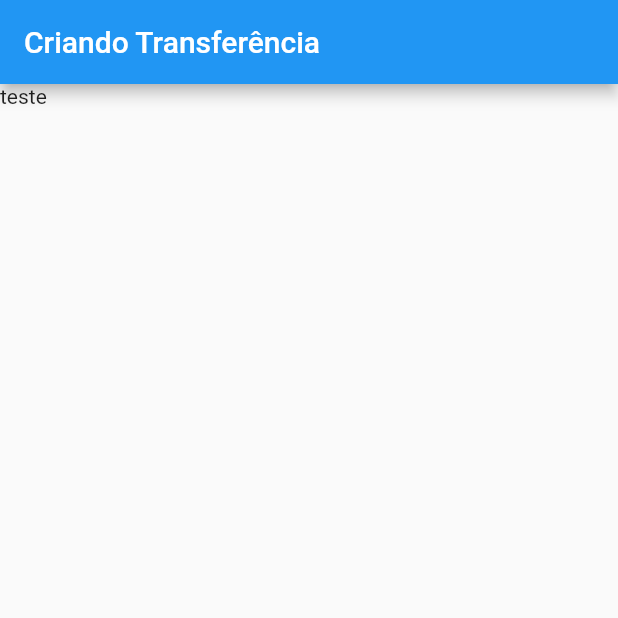
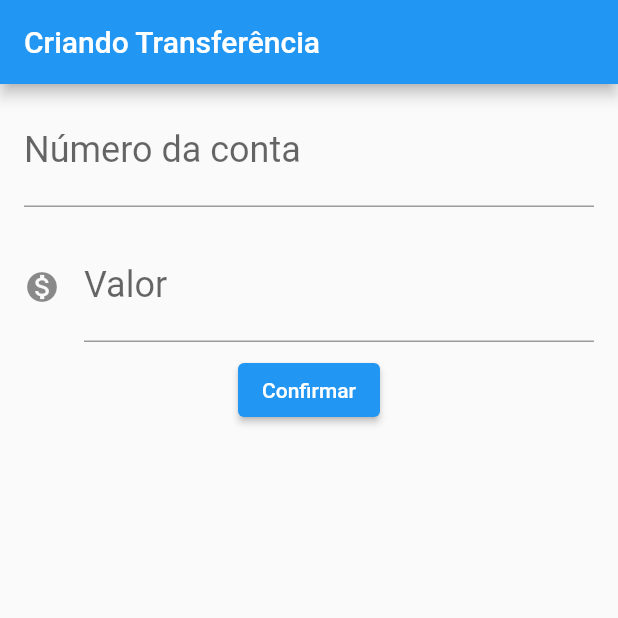
Before and after one commit to midnightbr/Flutter, a Flutter app: the screen it shows after launch, on a phone screen of 412 x 824 dp, the top half of it. Run offline on Flutter 3.47's test engine with Material 2 defaults, Android fonts, the phone set to English and light mode, and no system bars.

Commit message:
Widgets Foi separado e criado classes genericas para poder ficar mais simples e facil a leitura, além de um melhor desempenho. Com a classe editor, não é preciso criar uma quantidade massiva de código no programa, no qual fica mais responsivel e criativo a adição de uma nova transação.

```diff
--- a/bytebank/lib/main.dart
+++ b/bytebank/lib/main.dart
@@ -16,17 +16,66 @@ class BytebankApp extends StatelessWidget {
   }
 }
 
+class FormularioTransferencia extends StatelessWidget {
+  final TextEditingController _controladorCampoNumberAccount =
+      TextEditingController();
+  final TextEditingController _controladorCampoValue = TextEditingController();
 
-class FormularioTransferencia extends StatelessWidget {
   @override
   Widget build(BuildContext context) {
     return Scaffold(
-      appBar: AppBar(title: Text('Criando Transferência'),),
-      body: Text('teste'),
+      appBar: AppBar(
+        title: Text('Criando Transferência'),
+      ),
+      body: Column(
+        children: [
+          Editor(_controladorCampoNumberAccount, 'Número da conta', '0000'),
+          Editor(_controladorCampoValue, 'Valor', '00.00',
+              icon: Icons.monetization_on),
+          ElevatedButton(
+            child: Text('Confirmar'),
+            onPressed: () => _criaTransferencia(),
+          ),
+        ],
+      ),
+    );
+  }
+  void _criaTransferencia() {
+    final int? numberAccount =
+    int.tryParse(_controladorCampoNumberAccount.text);
+    final double? value =
+    double.tryParse(_controladorCampoValue.text);
+    if (numberAccount != null && value != null) {
+      Transferencia(value, numberAccount);
+    }
+  }
+}
+
+class Editor extends StatelessWidget {
+  final TextEditingController _controller;
+  final String _rotulo;
+  final String _dica;
+  final IconData? icon;
+
+  Editor(this._controller, this._rotulo, this._dica, {this.icon});
+
+  @override
+  Widget build(BuildContext context) {
+    return Padding(
+      // Configuração de margem
+      padding: const EdgeInsets.fromLTRB(16.00, 8.00, 16.00, 8.00),
+      child: TextField(
+        // Utilizado para pegar valores digitados pelo usuario
+        controller: _controller,
+        style: TextStyle(fontSize: 24.00),
+        decoration: InputDecoration(
+            icon: icon != null ? Icon(icon) : null,
+            labelText: _rotulo,
+            hintText: _dica),
+      ),
     );
   }
 }
-
 
 class ListaTransferencias extends StatelessWidget {
   @override
@@ -36,14 +85,14 @@ class ListaTransferencias extends StatelessWidget {
         title: Text('Transferências'),
       ),
       body: Column(
-        children: <Widget> [
+        children: <Widget>[
           ItemTransferencia(Transferencia(100.00, 0001)),
           ItemTransferencia(Transferencia(250.00, 1001)),
           ItemTransferencia(Transferencia(1500.00, 2001)),
         ],
       ),
       floatingActionButton: FloatingActionButton(
-        onPressed: () {  },
+        onPressed: () {},
         child: Icon(Icons.add),
       ),
     );
@@ -51,9 +100,7 @@ class ListaTransferencias extends StatelessWidget {
 }
 
 class ItemTransferencia extends StatelessWidget {
-
   final Transferencia _transferencia;
-
 
   ItemTransferencia(this._transferencia);
 
@@ -67,7 +114,6 @@ class ItemTransferencia extends StatelessWidget {
       ),
     );
   }
-
 }
 
 class Transferencia {
@@ -76,4 +122,8 @@ class Transferencia {
 
   Transferencia(this.value, this.numberAccount);
 
+  @override
+  String toString() {
+    return 'Transferencia{value: $value, numberAccount: $numberAccount}';
+  }
 }
```
